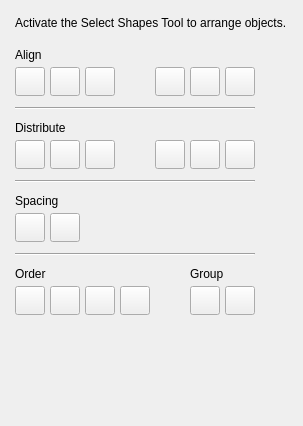
First picture: the form in plugins/dockers/arrangedocker/arrange_docker_widget.ui, repository KDE/krita, before the edit.
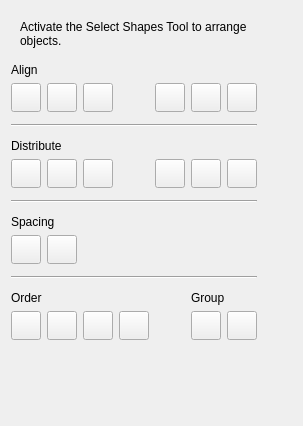
Second picture: the form after the edit.

Commit message: Arrange Docker: spacing fixes

Diff of the .ui file:
```diff
--- a/plugins/dockers/arrangedocker/arrange_docker_widget.ui
+++ b/plugins/dockers/arrangedocker/arrange_docker_widget.ui
@@ -20,18 +20,6 @@
       <enum>QFrame::Raised</enum>
      </property>
      <layout class="QHBoxLayout" name="horizontalLayout_2">
-      <property name="leftMargin">
-       <number>4</number>
-      </property>
-      <property name="topMargin">
-       <number>5</number>
-      </property>
-      <property name="rightMargin">
-       <number>5</number>
-      </property>
-      <property name="bottomMargin">
-       <number>5</number>
-      </property>
       <item>
        <widget class="QLabel" name="label">
         <property name="text">
@@ -74,18 +62,6 @@
       </property>
       <item>
        <layout class="QGridLayout" name="gridLayout" columnstretch="0,0,0,0,0,0,0">
-        <property name="leftMargin">
-         <number>4</number>
-        </property>
-        <property name="topMargin">
-         <number>7</number>
-        </property>
-        <property name="bottomMargin">
-         <number>7</number>
-        </property>
-        <property name="spacing">
-         <number>5</number>
-        </property>
         <item row="0" column="0" colspan="7">
          <widget class="QLabel" name="label_3">
           <property name="text">
```
